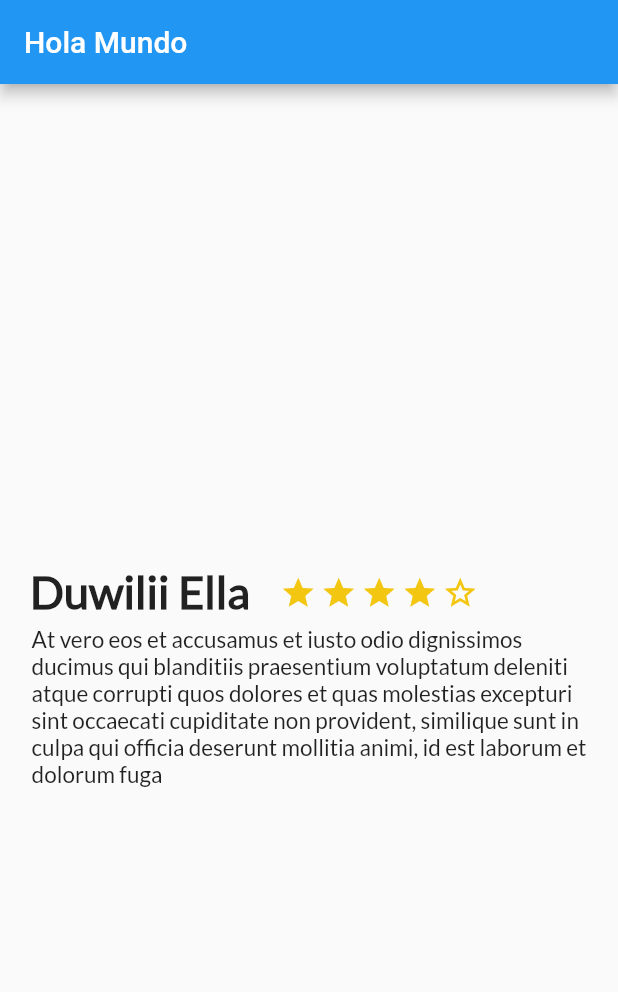
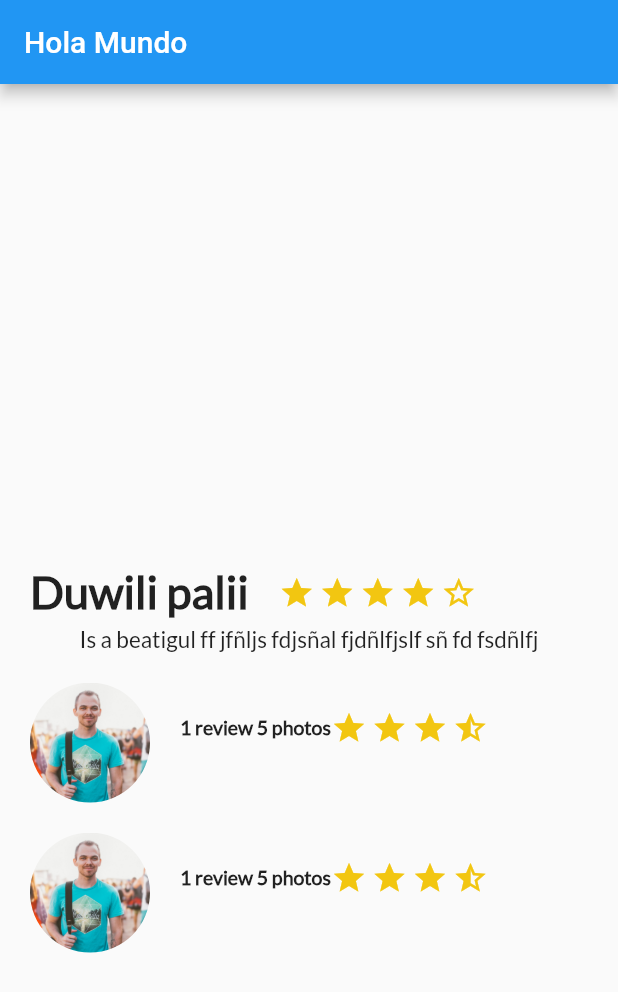
Before and after one commit to tabufellin/App_flutter_trips, a Flutter app: the screen it shows after launch, on a phone screen of 412 x 824 dp. Shown: the top 992 px of the screen. Run offline on Flutter 3.47's test engine with Material 2 defaults, Android fonts, the phone set to English and light mode, and no system bars.

Commit message:
Aqui ya agregamos los reviews que poseen imagenes, con una seria de lista de reviews que es otra clase y se creo una clase display_all que posee en column todos nuestros elementos

```diff
--- /dev/null
+++ b/lib/display_all.dart
@@ -0,0 +1,23 @@
+import 'package:flutter/material.dart';
+import 'package:platzi_trips_app/description_place.dart';
+import 'package:platzi_trips_app/review_list.dart';
+import 'review.dart';
+
+class DisplayAll extends StatelessWidget {
+
+  List<Review> list = [new Review("asset/img/people.jpg", "Jorge Perez", "1 review 5 photos", "Really Cool"), new Review("asset/img/people.jpg", "Jorge Perez", "1 review 5 photos", "Really Cool"), new Review("asset/img/people.jpg", "Jorge Perez", "1 review 5 photos", "Really Cool")];
+
+  DisplayAll();
+
+  @override
+  Widget build(BuildContext context) {
+    // TODO: implement build
+    return Column (
+      children: <Widget>[
+        DescriptionPlace("Duwili palii", 5, "Is a beatigul ff jfñljs fdjsñal fjdñlfjslf sñ fd fsdñlfj"),
+        ReviewList(list)
+      ],
+    );
+  }
+
+}
--- a/lib/main.dart
+++ b/lib/main.dart
@@ -1,5 +1,6 @@
 import 'package:flutter/material.dart';
 import 'package:platzi_trips_app/description_place.dart';// paqueteria de dart para poder usar Widgets
+import 'package:platzi_trips_app/display_all.dart';
 import 'description_place.dart';
 void main() => runApp(MyApp()); // metodo main, usa => que es una lambda,
                                 // que lo siguiente es un Widget ----> MyApp()
@@ -28,10 +29,11 @@ class MyApp extends StatelessWidget { // StatelessWidget es la clase padre de lo
         appBar: AppBar(
           title: Text("Hola Mundo"), // ese text es un widged
         ) ,
-        body: new DescriptionPlace("Duwilii Ella", 4, "At vero eos et accusamus et iusto odio dignissimos ducimus qui blanditiis praesentium voluptatum deleniti atque corrupti quos dolores et quas molestias excepturi sint occaecati cupiditate non provident, similique sunt in culpa qui officia deserunt mollitia animi, id est laborum et dolorum fuga" )
-        ),
+        body: new DisplayAll(),
 
-      );//MyHomePage(title: 'Flutter Demo Home Page'),
+      )
+    );
+      //MyHomePage(title: 'Flutter Demo Home Page'),
   }
 }
 
--- /dev/null
+++ b/lib/review.dart
@@ -0,0 +1,139 @@
+import 'package:flutter/material.dart';
+
+class Review extends StatelessWidget {
+
+  String pathImage = "asset/img/people.jpg";
+  String name = "Varuna Yass";
+  String details = "1 review 5 photos";
+  String comment = "There is an amazing place in Sri Lanka";
+  int stars= 3;
+
+
+  Review(this.pathImage, this.name, this.details, this.comment);
+  @override
+  Widget build(BuildContext context) {
+
+    final star_border = Container (
+      margin: EdgeInsets.only(
+        top: 0.0,
+        right: 3.0,
+      ),
+      child: Icon (
+        Icons.star_border,
+        color: Color(0xFFf2C611),
+      ),
+    );
+
+    final star_half = Container (
+      margin: EdgeInsets.only(
+        top: 0.0,
+        right: 3.0,
+      ),
+      child: Icon (
+        Icons.star_half,
+        color: Color(0xFFf2C611),
+      ),
+    );
+
+    final star = Container (
+      margin: EdgeInsets.only(
+        top: 0.0,
+        right: 3.0,
+      ),
+      child: Icon (
+        Icons.star,
+        color: Color(0xFFf2C611),
+      ),
+    );
+
+
+    final userComment = Container(
+      margin: EdgeInsets.only(
+          left: 20.0
+      ),
+      child: Text(
+        details,
+        textAlign: TextAlign.left,
+        style: TextStyle(
+            fontSize: 13.0,
+            fontFamily: "Lato-Regular",
+          fontWeight: FontWeight.w900 // negrilla
+        ),
+      ),
+    );
+
+
+
+    final userInfo = Container(
+      margin: EdgeInsets.only(
+          left: 20.0
+      ),
+      child: Text(
+        details,
+        textAlign: TextAlign.left,
+        style: TextStyle(
+            fontSize: 13.0,
+            fontFamily: "Lato-Regular",
+          color: Color(0xFFa3a5a7)
+        ),
+      ),
+    );
+
+
+    final userName = Container(
+      margin: EdgeInsets.only(
+        left: 20.0
+      ),
+      child: Text(
+        name,
+        textAlign: TextAlign.left,
+        style: TextStyle(
+          fontSize: 17.0,
+          fontFamily: "Lato-Regular"
+        ),
+      ),
+    );
+
+
+
+    final userDetails = Column(
+      crossAxisAlignment: CrossAxisAlignment.start,
+      children: <Widget>[
+        userName,
+        userInfo,
+        userComment
+
+      ],
+    );
+
+    final photo = Container(
+      margin: EdgeInsets.only(
+        top: 20.0,
+        left: 20.0
+      ),
+
+      width: 80.0,
+      height: 80.0,
+      decoration: BoxDecoration(
+        shape: BoxShape.circle, // esto le da la forma de circulo
+        image: DecorationImage (
+          fit: BoxFit.cover,
+          image: AssetImage(pathImage)
+        )
+      ),
+
+    );
+
+
+
+    // TODO: implement build
+    return Row (
+      children: <Widget>[
+        photo, userComment, star, star, star, star_half
+
+      ],
+    );
+  }
+
+
+}
--- /dev/null
+++ b/lib/review_list.dart
@@ -0,0 +1,26 @@
+import 'package:flutter/material.dart';
+import 'package:platzi_trips_app/review.dart';
+
+class ReviewList extends StatelessWidget {
+
+  List<Review> reviewSelected;
+
+  ReviewList(this.reviewSelected);
+
+
+  @override
+  Widget build(BuildContext context) {
+    // TODO: implement build
+    return Column(
+      children: <Widget>[
+        reviewSelected[0],
+        reviewSelected[1],
+        //reviewSelected[2]
+      ],
+
+
+    );
+  }
+
+
+}
--- a/pubspec.yaml
+++ b/pubspec.yaml
@@ -70,6 +70,9 @@ flutter:
   #
   # For details regarding fonts from package dependencies,
   # see https://flutter.dev/custom-fonts/#from-packages
+  assets:
+    - asset/img/people.jpg
+
   fonts:
       - family: Lato-Regular #para reconocer la fuente
         fonts:
```
Also changed, not shown: asset/img/people.jpg (added).
